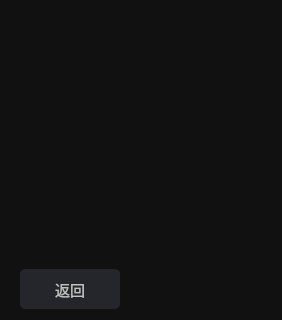
First picture: the form in SurgicalRobotSoftware_2_0/surgical-robot-software-2-0/executewidget.ui, repository Z-Hd/Lingxi-Spine-care-Visual-Interactive-Software-Prototype, before the edit; both pictures show x 0 to 282 and y 301 to 621 of the 282 by 621 pixel window.
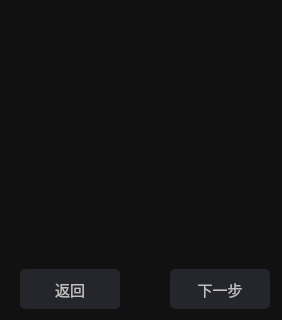
Second picture: the form after the edit.

Patch:
```diff
--- a/SurgicalRobotSoftware_2_0/surgical-robot-software-2-0/executewidget.ui
+++ b/SurgicalRobotSoftware_2_0/surgical-robot-software-2-0/executewidget.ui
@@ -74,6 +74,35 @@
     <string>模拟</string>
    </property>
   </widget>
+  <widget class="QPushButton" name="nextButton">
+   <property name="geometry">
+    <rect>
+     <x>170</x>
+     <y>570</y>
+     <width>100</width>
+     <height>40</height>
+    </rect>
+   </property>
+   <property name="styleSheet">
+    <string notr="true">QPushButton {
+background-color: rgb(37, 38, 43);
+color: rgb(192, 192, 192);
+font-size:15px;
+border-radius: 5px;
+min-width: 100px;
+min-height: 40px;
+}
+QPushButton:hover{
+background-color: rgb(70, 72, 81);
+}
+QPushButton:pressed {
+background-color: rgb(245, 245, 245);
+}</string>
+   </property>
+   <property name="text">
+    <string>下一步</string>
+   </property>
+  </widget>
  </widget>
  <resources/>
  <connections/>
```
